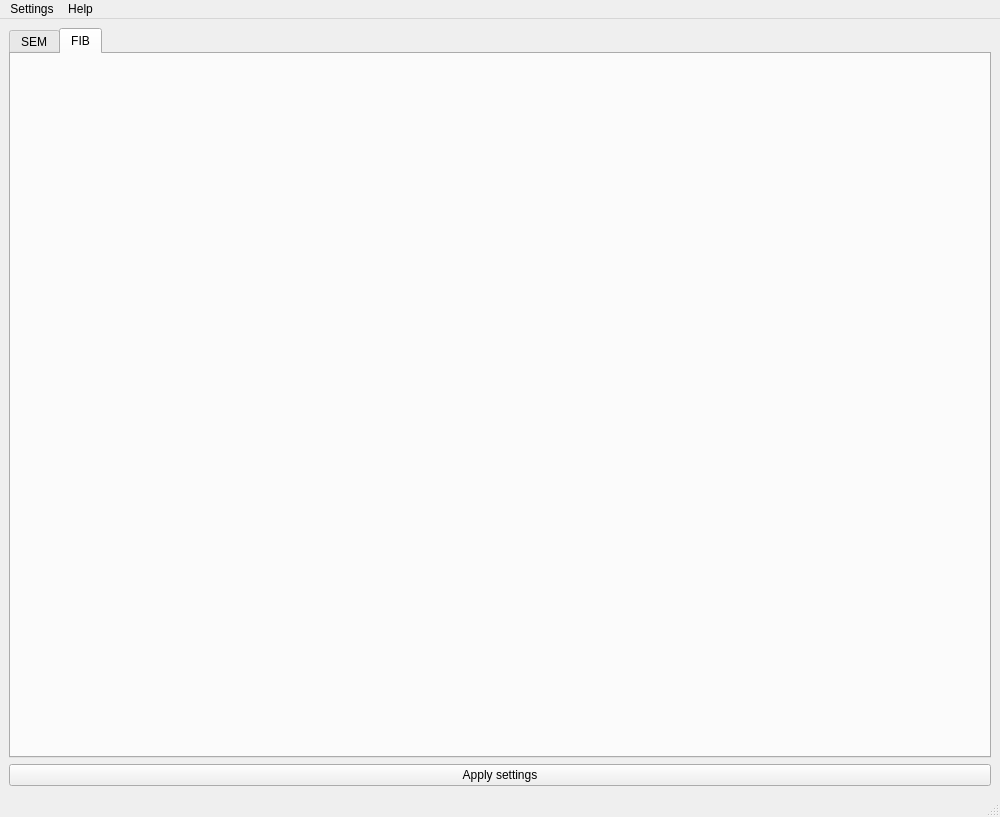
pauquail/FIBSEM_Maestro, file src/GUI/ui/FIBSEM_Maestro_GUI.ui: the form before one commit.
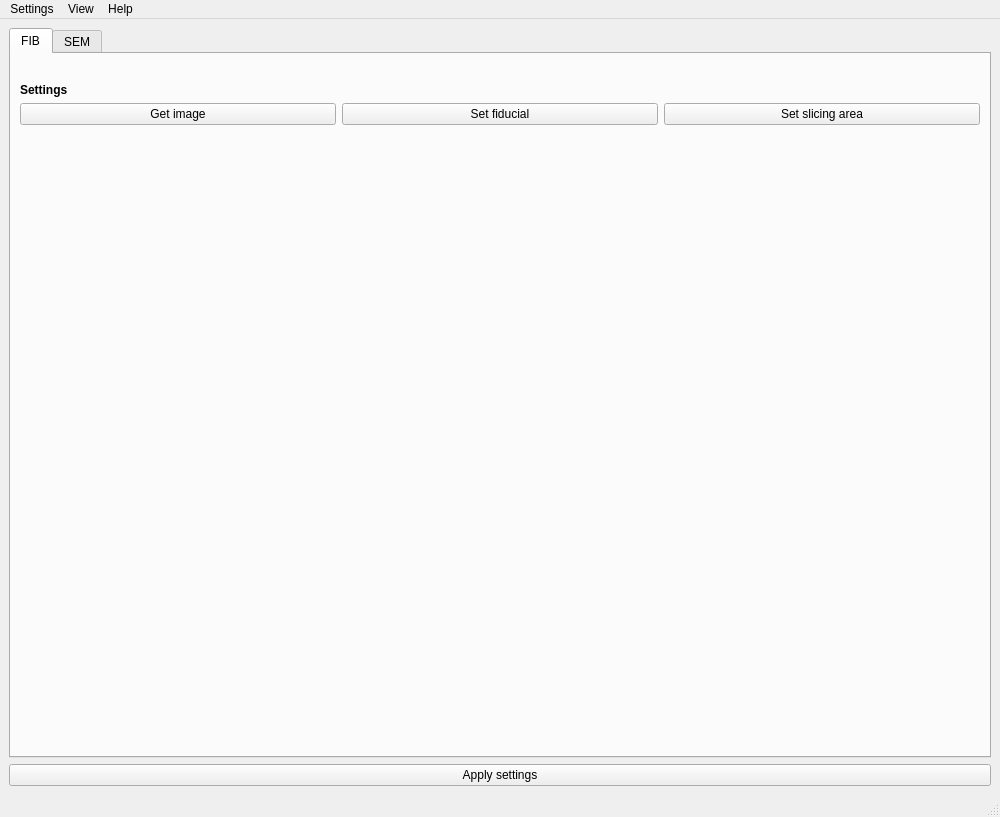
The form after the commit. The open tabs and pages were chosen to show the change.

Diff of the .ui file:
```diff
--- a/src/GUI/ui/FIBSEM_Maestro_GUI.ui
+++ b/src/GUI/ui/FIBSEM_Maestro_GUI.ui
@@ -31,6 +31,78 @@
         <property name="currentIndex">
          <number>0</number>
         </property>
+        <widget class="QWidget" name="tabFib">
+         <attribute name="title">
+          <string>FIB</string>
+         </attribute>
+         <layout class="QVBoxLayout" name="verticalLayout">
+          <item>
+           <layout class="QVBoxLayout" name="fibVerticalLayout">
+            <item>
+             <widget class="QLabel" name="fibImageLabel">
+              <property name="text">
+               <string/>
+              </property>
+             </widget>
+            </item>
+            <item>
+             <widget class="QLabel" name="label_3">
+              <property name="font">
+               <font>
+                <weight>75</weight>
+                <bold>true</bold>
+               </font>
+              </property>
+              <property name="text">
+               <string>Settings</string>
+              </property>
+             </widget>
+            </item>
+            <item>
+             <layout class="QFormLayout" name="fibFormLayout"/>
+            </item>
+            <item>
+             <layout class="QHBoxLayout" name="horizontalLayout_3">
+              <item>
+               <widget class="QPushButton" name="getFibImagePushButton">
+                <property name="text">
+                 <string>Get image</string>
+                </property>
+               </widget>
+              </item>
+              <item>
+               <widget class="QPushButton" name="setFibFiducialPushButton">
+                <property name="text">
+                 <string>Set fiducial</string>
+                </property>
+               </widget>
+              </item>
+              <item>
+               <widget class="QPushButton" name="setFibAreaPushButton">
+                <property name="text">
+                 <string>Set slicing area</string>
+                </property>
+               </widget>
+              </item>
+             </layout>
+            </item>
+            <item>
+             <spacer name="verticalSpacer_2">
+              <property name="orientation">
+               <enum>Qt::Vertical</enum>
+              </property>
+              <property name="sizeHint" stdset="0">
+               <size>
+                <width>20</width>
+                <height>40</height>
+               </size>
+              </property>
+             </spacer>
+            </item>
+           </layout>
+          </item>
+         </layout>
+        </widget>
         <widget class="QWidget" name="tabSem">
          <attribute name="title">
           <string>SEM</string>
@@ -141,11 +213,6 @@
           </item>
          </layout>
         </widget>
-        <widget class="QWidget" name="tabFib">
-         <attribute name="title">
-          <string>FIB</string>
-         </attribute>
-        </widget>
        </widget>
       </item>
      </layout>
@@ -185,7 +252,14 @@
     </property>
     <addaction name="actionAbout"/>
    </widget>
+   <widget class="QMenu" name="menuView">
+    <property name="title">
+     <string>View</string>
+    </property>
+    <addaction name="actionResize"/>
+   </widget>
    <addaction name="menuSetting"/>
+   <addaction name="menuView"/>
    <addaction name="menuHelp"/>
   </widget>
   <widget class="QStatusBar" name="statusbar"/>
@@ -204,6 +278,11 @@
     <string>About</string>
    </property>
   </action>
+  <action name="actionResize">
+   <property name="text">
+    <string>Resize</string>
+   </property>
+  </action>
  </widget>
  <resources/>
  <connections/>
```
